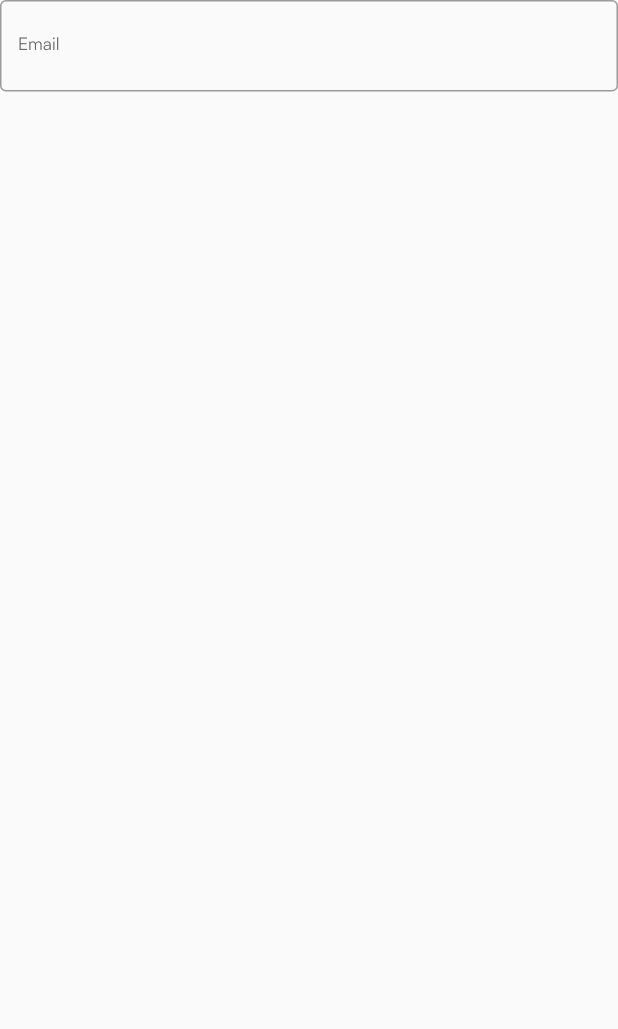
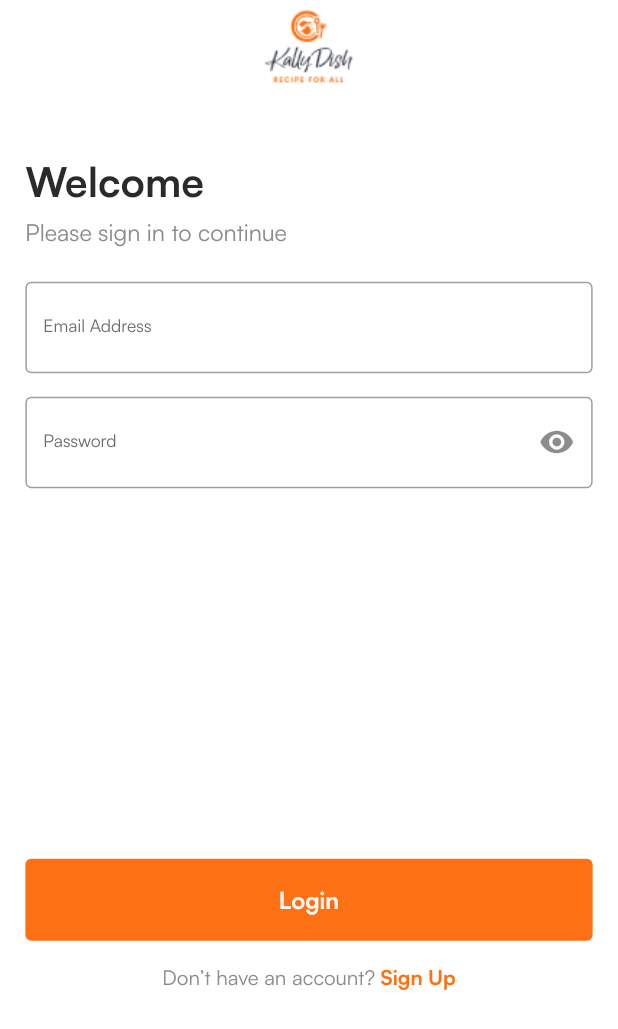
Before and after one commit to moak13/recipe_app, a Flutter app: the LoginView screen opened by its route, on a phone screen of 412 x 824 dp. Shown: the top 1029 px of the screen. Run offline on Flutter 3.47's test engine with Material 2 defaults, Android fonts, the phone set to English and light mode, and no system bars; our stand-ins replace dots_indicator, flutter_screenutil, flutter_svg, stacked, stacked_services, stacked_shared.

Commit message:
Started login ui

```diff
--- a/lib/ui/common/app_colors.dart
+++ b/lib/ui/common/app_colors.dart
@@ -12,6 +12,7 @@ class AppColors {
   static const Color gray1 = Color(0xffF6F6F6);
   static const Color gray6 = Color(0xffD1D1D1);
   static const Color gray7 = Color(0xffAEAEAE);
+  static const Color gray8 = Color(0xff8B8B8B);
   static const Color gray9 = Color(0xff696969);
   static const Color gray11 = Color(0xff2A2A2A);
   static const Color primary6 = Color(0xffFD7014);
--- a/lib/ui/common/app_text_styles.dart
+++ b/lib/ui/common/app_text_styles.dart
@@ -2,6 +2,14 @@ import 'package:flutter/material.dart';
 import 'package:flutter_screenutil/flutter_screenutil.dart';
 
 class AppTextStyles {
+
+  static TextStyle headlineBold28 = TextStyle(
+    fontWeight: FontWeight.w700,
+    fontStyle: FontStyle.normal,
+    fontFamily: 'Satoshi',
+    fontSize: 28.sp,
+  );
+
   static TextStyle headlineBold24 = TextStyle(
     fontWeight: FontWeight.w700,
     fontStyle: FontStyle.normal,
--- a/lib/ui/common/app_themes.dart
+++ b/lib/ui/common/app_themes.dart
@@ -1,5 +1,5 @@
 import 'package:flutter/material.dart';
-
+import 'package:flutter_screenutil/flutter_screenutil.dart';
 import '../extension/app_typography.dart';
 import '../extension/palette.dart';
 import 'app_colors.dart';
@@ -11,8 +11,39 @@ class AppThemes {
     return ThemeData(
       primaryColor: AppColors.primary6,
       brightness: Brightness.light,
+      scaffoldBackgroundColor: Colors.white,
+      textSelectionTheme: const TextSelectionThemeData(
+        cursorColor: AppColors.primary6
+      ),
+      inputDecorationTheme: InputDecorationTheme(
+        hintStyle: AppTextStyles.titleRegular16.copyWith(
+          color: AppColors.gray9,
+        ),
+        labelStyle: AppTextStyles.labelRegular12.copyWith(
+          color: AppColors.gray9,
+        ),
+        border: OutlineInputBorder(
+          borderRadius: BorderRadius.circular(4.r),
+          borderSide: const BorderSide(
+            color: AppColors.gray6,
+          ),
+        ),
+        focusedBorder: OutlineInputBorder(
+          borderRadius: BorderRadius.circular(4.r),
+          borderSide: const BorderSide(
+            color: AppColors.primary6,
+          ),
+        ),
+        errorBorder: OutlineInputBorder(
+          borderRadius: BorderRadius.circular(4.r),
+          borderSide: const BorderSide(
+            color: AppColors.primary6,
+          ),
+        ),
+      ),
       extensions: <ThemeExtension<dynamic>>[
         AppTypography(
+          headlineBold28: AppTextStyles.headlineBold28,
           headlineBold24: AppTextStyles.headlineBold24,
           titleRegular16: AppTextStyles.titleRegular16,
           titleBold16: AppTextStyles.titleBold16,
@@ -22,6 +53,7 @@ class AppThemes {
           gray1: AppColors.gray1,
           gray6: AppColors.gray6,
           gray7: AppColors.gray7,
+          gray8: AppColors.gray8,
           gray9: AppColors.gray9,
           gray11: AppColors.gray11,
           primary6: AppColors.primary6,
--- a/lib/ui/extension/app_typography.dart
+++ b/lib/ui/extension/app_typography.dart
@@ -3,12 +3,14 @@ import 'package:flutter/material.dart';
 @immutable
 class AppTypography extends ThemeExtension<AppTypography> {
   const AppTypography({
+    required this.headlineBold28,
     required this.headlineBold24,
     required this.titleRegular16,
     required this.titleBold16,
     required this.labelRegular12,
   });
 
+  final TextStyle? headlineBold28;
   final TextStyle? headlineBold24;
   final TextStyle? titleRegular16;
   final TextStyle? titleBold16;
@@ -16,12 +18,14 @@ class AppTypography extends ThemeExtension<AppTypography> {
 
   @override
   AppTypography copyWith({
+    TextStyle? headlineBold28,
     TextStyle? headlineBold24,
     TextStyle? titleRegular16,
     TextStyle? titleBold16,
     TextStyle? labelRegular12,
   }) {
     return AppTypography(
+      headlineBold28: headlineBold28 ?? this.headlineBold28,
       headlineBold24: headlineBold24 ?? this.headlineBold24,
       titleRegular16: titleRegular16 ?? this.titleRegular16,
       titleBold16: titleBold16 ?? this.titleBold16,
@@ -35,6 +39,7 @@ class AppTypography extends ThemeExtension<AppTypography> {
       return this;
     }
     return AppTypography(
+      headlineBold28: TextStyle.lerp(headlineBold28, other.headlineBold28, t),
       headlineBold24: TextStyle.lerp(headlineBold24, other.headlineBold24, t),
       titleRegular16: TextStyle.lerp(titleRegular16, other.titleRegular16, t),
       titleBold16: TextStyle.lerp(titleBold16, other.titleBold16, t),
--- a/lib/ui/extension/palette.dart
+++ b/lib/ui/extension/palette.dart
@@ -6,11 +6,13 @@ class Palette extends ThemeExtension<Palette> {
     required this.gray1,
     required this.gray6,
     required this.gray7,
+    required this.gray8,
     required this.gray9,
     required this.gray11,
     required this.primary6,
   });
 
+  final Color? gray8;
   final Color? gray1;
   final Color? gray6;
   final Color? gray7;
@@ -23,6 +25,7 @@ class Palette extends ThemeExtension<Palette> {
     Color? gray1,
     Color? gray6,
     Color? gray7,
+    Color? gray8,
     Color? gray9,
     Color? gray11,
     Color? primary6,
@@ -31,6 +34,7 @@ class Palette extends ThemeExtension<Palette> {
       gray1: gray1 ?? this.gray1,
       gray6: gray6 ?? this.gray6,
       gray7: gray7 ?? this.gray7,
+      gray8: gray8 ?? this.gray8,
       gray11: gray11 ?? this.gray11,
       gray9: gray9 ?? this.gray9,
       primary6: primary6 ?? this.primary6,
@@ -46,6 +50,7 @@ class Palette extends ThemeExtension<Palette> {
       gray1: Color.lerp(gray1, other.gray1, t),
       gray6: Color.lerp(gray6, other.gray6, t),
       gray7: Color.lerp(gray7, other.gray7, t),
+      gray8: Color.lerp(gray8, other.gray8, t),
       gray9: Color.lerp(gray9, other.gray9, t),
       gray11: Color.lerp(gray11, other.gray11, t),
       primary6: Color.lerp(primary6, other.primary6, t),
--- a/lib/ui/views/login/login_view.dart
+++ b/lib/ui/views/login/login_view.dart
@@ -1,5 +1,11 @@
+import 'package:flutter/gestures.dart';
 import 'package:flutter/material.dart';
-import 'package:receipe_app/ui/widgets/common/custom_input_field/custom_input_field.dart';
+import 'package:flutter_screenutil/flutter_screenutil.dart';
+import 'package:receipe_app/ui/common/app_images.dart';
+import 'package:receipe_app/ui/common/ui_helpers.dart';
+import 'package:receipe_app/ui/extension/app_typography.dart';
+import 'package:receipe_app/ui/extension/palette.dart';
+import 'package:receipe_app/ui/widgets/common/primary_button/primary_button.dart';
 import 'package:stacked/stacked.dart';
 
 import 'login_viewmodel.dart';
@@ -13,17 +19,109 @@ class LoginView extends StackedView<LoginViewModel> {
     LoginViewModel viewModel,
     Widget? child,
   ) {
+    ThemeData theme = Theme.of(context);
+    AppTypography? typography = theme.extension<AppTypography>();
+    Palette? palette = theme.extension<Palette>();
+
     return Scaffold(
       body: SafeArea(
+        child: SingleChildScrollView(
+          padding: EdgeInsets.only(
+            left: sidePadding,
+            right: sidePadding,
+            bottom: sidePadding + 20.h
+          ),
           child: Column(
             children: [
-            CustomInputField(
+              Image.asset(
+                AppImages.logo,
+                height: 72.h,
+              ),
+              SizedBox(
+                height: 33.h,
+              ),
+              Align(
+                alignment: Alignment.centerLeft,
+                child: Text(
+                  "Welcome",
+                  style: typography?.headlineBold28?.copyWith(
+                    color: palette?.gray11
+                  ),
+                ),
+              ),
+              SizedBox(
+                height: 4.h,
+              ),
+              Align(
+                alignment: Alignment.centerLeft,
+                child: Text(
+                  "Please sign in to continue",
+                  style: typography?.titleRegular16?.copyWith(
+                    color: palette?.gray8
+                  ),
+                ),
+              ),
+              SizedBox(
+                height: 24.h,
+              ),
+              TextFormField(
                 controller: TextEditingController(),
                 focusNode: FocusNode(),
-              hint: 'email',
-              label: 'Email',
+                decoration: const InputDecoration(
+                  labelText: "Email Address",
+                  hintText: "Email Address"
                 ),
+              ),
+              SizedBox(
+                height: 16.h,
+              ),
+              TextFormField(
+                controller: TextEditingController(),
+                focusNode: FocusNode(),
+                obscureText: viewModel.hideText,
+                decoration: InputDecoration(
+                  labelText: "Password",
+                  hintText: "Password",
+                  suffixIcon: GestureDetector(
+                    onTap: viewModel.toggleVisibility,
+                    child: Icon(viewModel.hideText ? Icons.visibility : Icons.visibility_off),
+                  ),
+                ),
+              ),
+               SizedBox(
+                height: 253.h,
+              ),
+
+              const PrimaryButton(
+                buttonText: "Login",
+              ),
+              SizedBox(
+                height: 16.h,
+              ),
+              Text.rich(
+                TextSpan(
+                  text: "Don’t have an account? ",
+                  style: typography?.titleRegular16?.copyWith(
+                    color: palette?.gray8,
+                    fontSize: 14.sp,
+                  ),
+                  children: [
+                    TextSpan(
+                      text: "Sign Up",
+                      style: typography?.titleBold16?.copyWith(
+                      color: palette?.primary6,
+                      fontSize: 14.sp,
+                    ),
+                    recognizer: TapGestureRecognizer()
+                    ..onTap = viewModel.actionRouteToSignUpView
+                    ),
+                  ]
+                ),
+              ),
+
+
             ],
+          ),
         ),
       ),
     );
--- a/lib/ui/views/login/login_viewmodel.dart
+++ b/lib/ui/views/login/login_viewmodel.dart
@@ -1,3 +1,13 @@
 import 'package:stacked/stacked.dart';
 
-class LoginViewModel extends BaseViewModel {}
+class LoginViewModel extends BaseViewModel {
+
+  bool hideText = true;
+
+  void toggleVisibility() {
+    hideText = !hideText;
+    rebuildUi();
+  }
+
+  void actionRouteToSignUpView() {}
+}
--- a/lib/ui/views/onboarding/onboarding_view.dart
+++ b/lib/ui/views/onboarding/onboarding_view.dart
@@ -20,7 +20,6 @@ class OnboardingView extends StackedView<OnboardingViewModel> {
     Widget? child,
   ) {
     return Scaffold(
-      backgroundColor: Colors.white,
       body: SafeArea(
         child: Column(
           children: [
--- a/lib/ui/widgets/common/custom_input_field/custom_input_field.dart
+++ /dev/null
@@ -1,78 +0,0 @@
-import 'package:flutter/material.dart';
-import 'package:flutter_screenutil/flutter_screenutil.dart';
-import 'package:receipe_app/ui/common/app_colors.dart';
-import 'package:receipe_app/ui/extension/app_typography.dart';
-import 'package:receipe_app/ui/extension/palette.dart';
-import 'package:stacked/stacked.dart';
-
-import 'custom_input_field_model.dart';
-
-class CustomInputField extends StackedView<CustomInputFieldModel> {
-  final TextEditingController controller;
-  final FocusNode focusNode;
-  final bool obscureText;
-  final Widget? suffixIcon;
-  final String? hint;
-  final String? label;
-  const CustomInputField({
-    super.key,
-    required this.controller,
-    required this.focusNode,
-    this.obscureText = false,
-    this.suffixIcon,
-    this.hint,
-    this.label,
-  });
-
-  @override
-  Widget builder(
-    BuildContext context,
-    CustomInputFieldModel viewModel,
-    Widget? child,
-  ) {
-    ThemeData theme = Theme.of(context);
-    Palette? palette = theme.extension<Palette>();
-    AppTypography? typography = theme.extension<AppTypography>();
-    return TextFormField(
-      controller: controller,
-      focusNode: focusNode,
-      obscureText: obscureText,
-      cursorColor: palette?.primary6,
-      decoration: InputDecoration(
-        hintText: hint,
-        labelText: label,
-        hintStyle: typography?.titleRegular16?.copyWith(
-          color: palette?.gray9,
-        ),
-        labelStyle: typography?.labelRegular12?.copyWith(
-          color: palette?.gray9,
-        ),
-        suffixIcon: suffixIcon,
-        border: OutlineInputBorder(
-          borderRadius: BorderRadius.circular(4.r),
-          borderSide: const BorderSide(
-            color: AppColors.gray6,
-          ),
-        ),
-        focusedBorder: OutlineInputBorder(
-          borderRadius: BorderRadius.circular(4.r),
-          borderSide: const BorderSide(
-            color: AppColors.primary6,
-          ),
-        ),
-        errorBorder: OutlineInputBorder(
-          borderRadius: BorderRadius.circular(4.r),
-          borderSide: const BorderSide(
-            color: AppColors.primary6,
-          ),
-        ),
-      ),
-    );
-  }
-
-  @override
-  CustomInputFieldModel viewModelBuilder(
-    BuildContext context,
-  ) =>
-      CustomInputFieldModel();
-}
--- a/lib/ui/widgets/common/custom_input_field/custom_input_field_model.dart
+++ /dev/null
@@ -1,3 +0,0 @@
-import 'package:stacked/stacked.dart';
-
-class CustomInputFieldModel extends BaseViewModel {}
```
Lines whose indentation alone changed are shown as unchanged.
